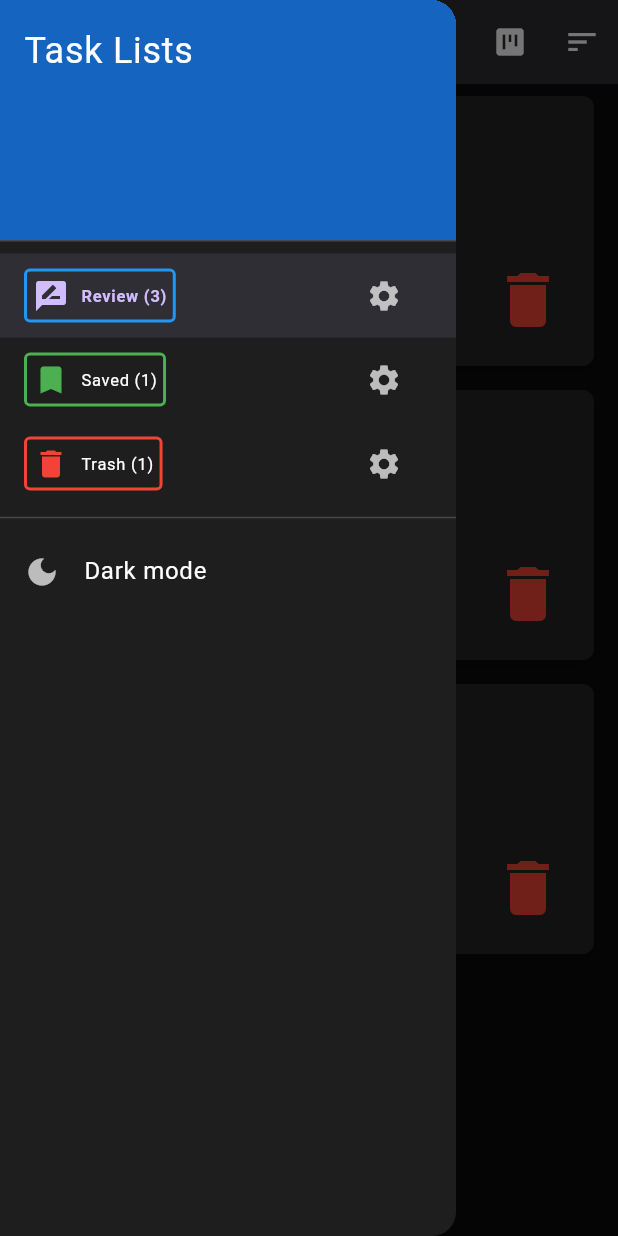
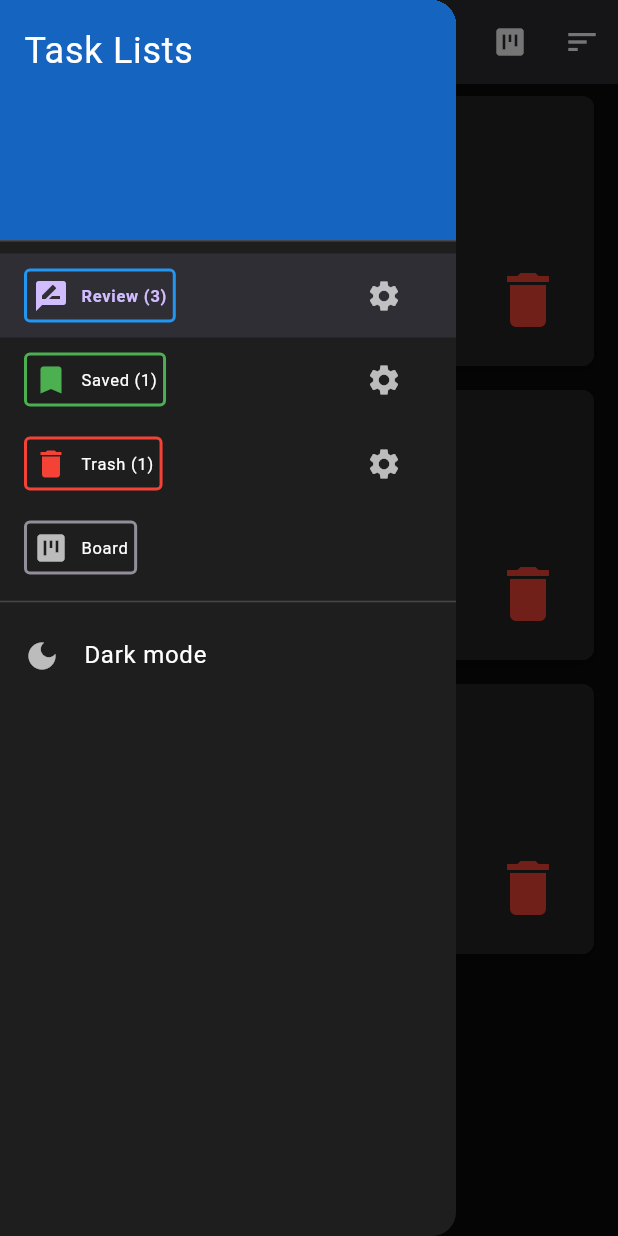
Before and after one commit to eyecantell/status_card_list, a Flutter app: the screen it shows after launch, with the side drawer open, on a phone screen of 412 x 824 dp. Run offline on Flutter 3.47's test engine with Material 3 defaults, Android fonts, the phone set to English and light mode, and no system bars; our stand-ins replace flutter_html, flutter_riverpod, freezed_annotation, shared_preferences.

Commit message:
Add kanban navigation: clickable column headers + board option in drawer
- Clicking a kanban column header name navigates to that list in list view
- Added "Board" option in drawer menu to switch to kanban view
- Hide list picker from app bar in kanban view (use column headers instead)

Co-Authored-By: Claude Opus 4.6 <noreply@anthropic.com>

```diff
--- a/lib/screens/home_screen.dart
+++ b/lib/screens/home_screen.dart
@@ -330,6 +330,7 @@ class _HomeScreenState extends ConsumerState<HomeScreen> {
             final showLabels = MediaQuery.sizeOf(context).width >= 600;
             return Row(
           children: [
+            if (!isKanban)
               PopupMenuButton<String>(
                 onSelected: _handleSwitchList,
                 tooltip: 'Select list',
@@ -488,6 +489,11 @@ class _HomeScreenState extends ConsumerState<HomeScreen> {
         drawerHeader: widget.cardListConfig?.drawerHeader,
         onContextChanged: widget.cardListConfig?.onContextChanged,
         onCreateList: widget.cardListConfig?.onCreateList,
+        hasKanbanColumns: kanbanColumns.isNotEmpty,
+        isKanban: isKanban,
+        onKanbanSelected: () {
+          ref.read(viewModeProvider.notifier).set('kanban');
+        },
         onConfigureList: (uuid) {
           final config = allConfigs.firstWhere(
             (c) => c.uuid == uuid,
@@ -505,6 +511,7 @@ class _HomeScreenState extends ConsumerState<HomeScreen> {
                 ref.read(viewModeProvider.notifier).set('list');
                 navigateToItem(ref, listId, itemId);
               },
+              onColumnTapped: _handleSwitchList,
             )
           : Builder(
         builder: (BuildContext scaffoldContext) {
--- a/lib/widgets/drawer_menu.dart
+++ b/lib/widgets/drawer_menu.dart
@@ -16,6 +16,9 @@ class DrawerMenu extends ConsumerWidget {
   final Widget? drawerHeader;
   final Future<void> Function(String contextId)? onContextChanged;
   final VoidCallback? onCreateList;
+  final bool hasKanbanColumns;
+  final bool isKanban;
+  final VoidCallback? onKanbanSelected;
 
   const DrawerMenu({
     super.key,
@@ -27,6 +30,9 @@ class DrawerMenu extends ConsumerWidget {
     this.drawerHeader,
     this.onContextChanged,
     this.onCreateList,
+    this.hasKanbanColumns = false,
+    this.isKanban = false,
+    this.onKanbanSelected,
   });
 
   @override
@@ -133,6 +139,49 @@ class DrawerMenu extends ConsumerWidget {
               },
             );
           }),
+          if (hasKanbanColumns)
+            ListTile(
+              leading: Container(
+                padding: const EdgeInsets.all(4),
+                decoration: BoxDecoration(
+                  border: Border.all(
+                    color: isKanban
+                        ? Theme.of(context).colorScheme.primary
+                        : Theme.of(context).colorScheme.outline,
+                    width: 2,
+                  ),
+                  borderRadius: BorderRadius.circular(4),
+                ),
+                child: Row(
+                  mainAxisSize: MainAxisSize.min,
+                  children: [
+                    Icon(
+                      Icons.view_kanban,
+                      color: isKanban
+                          ? Theme.of(context).colorScheme.primary
+                          : null,
+                    ),
+                    const SizedBox(width: 8),
+                    Text(
+                      'Board',
+                      style: TextStyle(
+                        color: isKanban
+                            ? Theme.of(context).colorScheme.primary
+                            : null,
+                        fontWeight: isKanban ? FontWeight.bold : FontWeight.normal,
+                      ),
+                    ),
+                  ],
+                ),
+              ),
+              tileColor: isKanban
+                  ? Theme.of(context).colorScheme.primary.withValues(alpha: 0.1)
+                  : null,
+              onTap: () {
+                Navigator.pop(context);
+                onKanbanSelected?.call();
+              },
+            ),
           if (onCreateList != null)
             ListTile(
               leading: const Icon(Icons.add),
```
Also changed, not shown: lib/widgets/kanban_board.dart (+18 -1 lines).
